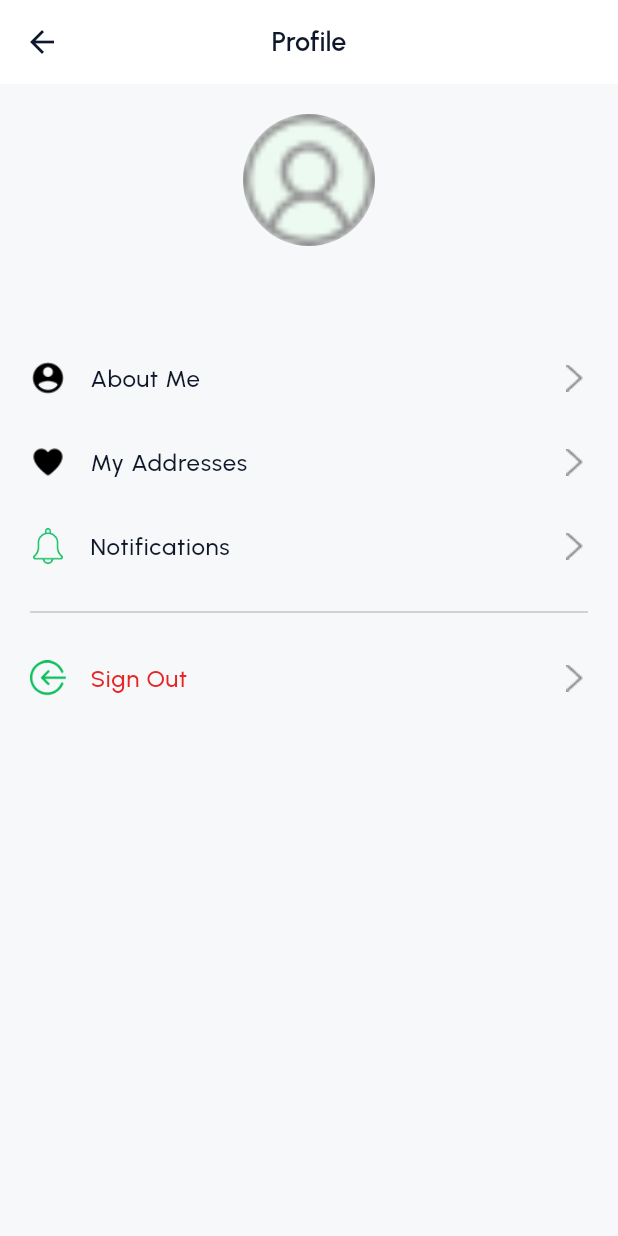
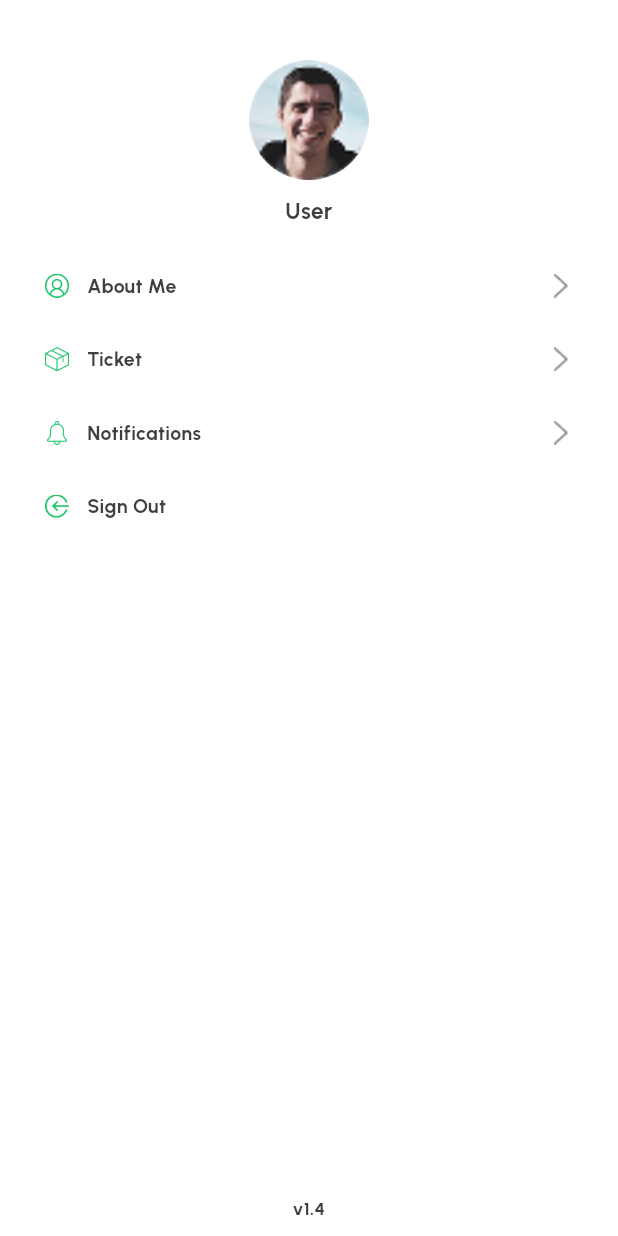
Before and after one commit to mohnish73/urgent_hai_ios, a Flutter app: the ProfileTab screen opened directly, on a phone screen of 412 x 824 dp. Run offline on Flutter 3.47's test engine with Material 3 defaults, Android fonts, the phone set to English and light mode, and no system bars; our stand-ins replace carousel_slider, dio, geocoding, geolocator, go_router, google_maps_flutter and 2 more; accounts and stored records are empty.

Commit message:
welcome screen commit for now

```diff
--- a/lib/app/ui/dashboard/tabs/profile_tab.dart
+++ b/lib/app/ui/dashboard/tabs/profile_tab.dart
@@ -11,49 +11,98 @@ class ProfileTab extends StatelessWidget {
   @override
   Widget build(BuildContext context) {
     return Scaffold(
-      backgroundColor: AppColors.lightGrey,
-      appBar: AppBar(title: const Text('Profile'), backgroundColor: AppColors.white),
-      body: ListView(
-        padding: const EdgeInsets.all(20),
-        children: [
-          // ── Avatar + Name ─────────────────────────────────
-          Center(
+      backgroundColor: AppColors.white,
+      body: SafeArea(
         child: Column(
           children: [
+            // ── Profile Picture ────────────────────────────────
+            const SizedBox(height: 40),
             CircleAvatar(
-                  radius: 44,
-                  backgroundColor: AppColors.lightGreen,
-                  backgroundImage: AssetImage(AppImages.profilePicOutline),
+              radius: 40,
+              backgroundImage: const AssetImage(AppImages.samplePic),
+              backgroundColor: Colors.transparent,
             ),
-                const SizedBox(height: 12),
-                // Text(
-                //   HiveService.getName() ?? 'User',
-                //   style: const TextStyle(fontFamily: 'Urbanist', fontSize: 20, fontWeight: FontWeight.w700),
-                // ),
+
+            // ── Name + Email ───────────────────────────────────
+            const SizedBox(height: 10),
+            Padding(
+              padding: const EdgeInsets.symmetric(horizontal: 20),
+              child: Column(
+                children: [
+                  Text(
+                    HiveService.getFullName().isEmpty ? 'User' : HiveService.getFullName(),
+                    textAlign: TextAlign.center,
+                    style: const TextStyle(
+                      fontFamily: 'Urbanist',
+                      fontSize: 15,
+                      fontWeight: FontWeight.bold,
+                      color: Color(0xFF3F3F3F),
+                    ),
+                  ),
+                  const SizedBox(height: 2),
                   Text(
                     HiveService.getMobileNo() ?? '',
-                  style: const TextStyle(fontFamily: 'Urbanist', color: AppColors.gray),
+                    textAlign: TextAlign.center,
+                    style: const TextStyle(
+                      fontFamily: 'Urbanist',
+                      fontSize: 12,
+                      color: AppColors.gray,
+                    ),
                   ),
                 ],
               ),
             ),
-          const SizedBox(height: 28),
 
             // ── Menu Items ─────────────────────────────────────
-          _ProfileMenuItem(icon: AppImages.profile, label: 'About Me', onTap: () => context.push(AppRoutes.aboutMe)),
-          _ProfileMenuItem(icon: AppImages.address, label: 'My Addresses', onTap: () => context.push(AppRoutes.addAddress)),
-          _ProfileMenuItem(icon: AppImages.notification, label: 'Notifications', onTap: () => context.push(AppRoutes.notifications)),
-          const Divider(height: 32),
+            Padding(
+              padding: const EdgeInsets.symmetric(horizontal: 20),
+              child: Column(
+                children: [
+                  _ProfileMenuItem(
+                    icon: AppImages.profileOutline,
+                    label: 'About Me',
+                    onTap: () => context.push(AppRoutes.aboutMe),
+                  ),
+                  _ProfileMenuItem(
+                    icon: AppImages.parcel,
+                    label: 'Ticket',
+                    onTap: () {},
+                  ),
+                  _ProfileMenuItem(
+                    icon: AppImages.notification,
+                    label: 'Notifications',
+                    onTap: () => context.push(AppRoutes.notifications),
+                  ),
                   _ProfileMenuItem(
                     icon: AppImages.signout,
                     label: 'Sign Out',
-            labelColor: AppColors.red,
+                    showArrow: false,
                     onTap: () async {
                       await HiveService.clearAll();
-              if (context.mounted) context.go(AppRoutes.login);
-            },
+                      if (context.mounted) context.go(AppRoutes.login);},
                   ),
                 ],
+              ),
+            ),
+
+            const Spacer(),
+
+            // ── Version ────────────────────────────────────────
+            Padding(
+              padding: const EdgeInsets.symmetric(vertical: 10),
+              child: Text(
+                'v1.4',
+                textAlign: TextAlign.center,
+                style: const TextStyle(
+                  fontFamily: 'Urbanist',
+                  fontSize: 12,
+                  fontWeight: FontWeight.bold,
+                  color: Color(0xFF3F3F3F),
+                ),
+              ),
+            ),
+          ],
+        ),
       ),
     );
   }
@@ -63,23 +112,44 @@ class _ProfileMenuItem extends StatelessWidget {
   final String icon;
   final String label;
   final VoidCallback onTap;
-  final Color labelColor;
+  final bool showArrow;
 
   const _ProfileMenuItem({
     required this.icon,
     required this.label,
     required this.onTap,
-    this.labelColor = AppColors.textPrimary,
+    this.showArrow = true,
   });
 
   @override
   Widget build(BuildContext context) {
-    return ListTile(
-      contentPadding: EdgeInsets.zero,
-      leading: Image.asset(icon, width: 24, height: 24),
-      title: Text(label, style: TextStyle(fontFamily: 'Urbanist', fontWeight: FontWeight.w500, color: labelColor)),
-      trailing: Image.asset(AppImages.rightArrow, width: 18, height: 18),
+    return GestureDetector(
       onTap: onTap,
+      behavior: HitTestBehavior.opaque,
+      child: Container(
+        margin: const EdgeInsets.only(bottom: 10),
+        padding: const EdgeInsets.all(10),
+        child: Row(
+          crossAxisAlignment: CrossAxisAlignment.center,
+          children: [
+            Image.asset(icon, width: 16, height: 16),
+            const SizedBox(width: 12),
+            Expanded(
+              child: Text(
+                label,
+                style: const TextStyle(
+                  fontFamily: 'Urbanist',
+                  fontSize: 13,
+                  fontWeight: FontWeight.bold,
+                  color: Color(0xFF3F3F3F),
+                ),
+              ),
+            ),
+            if (showArrow)
+              Image.asset(AppImages.rightArrow, width: 16, height: 16),
+          ],
+        ),
+      ),
     );
   }
 }
```
Also changed, not shown: .claude/settings.local.json. Lines whose indentation alone changed are shown as unchanged.
